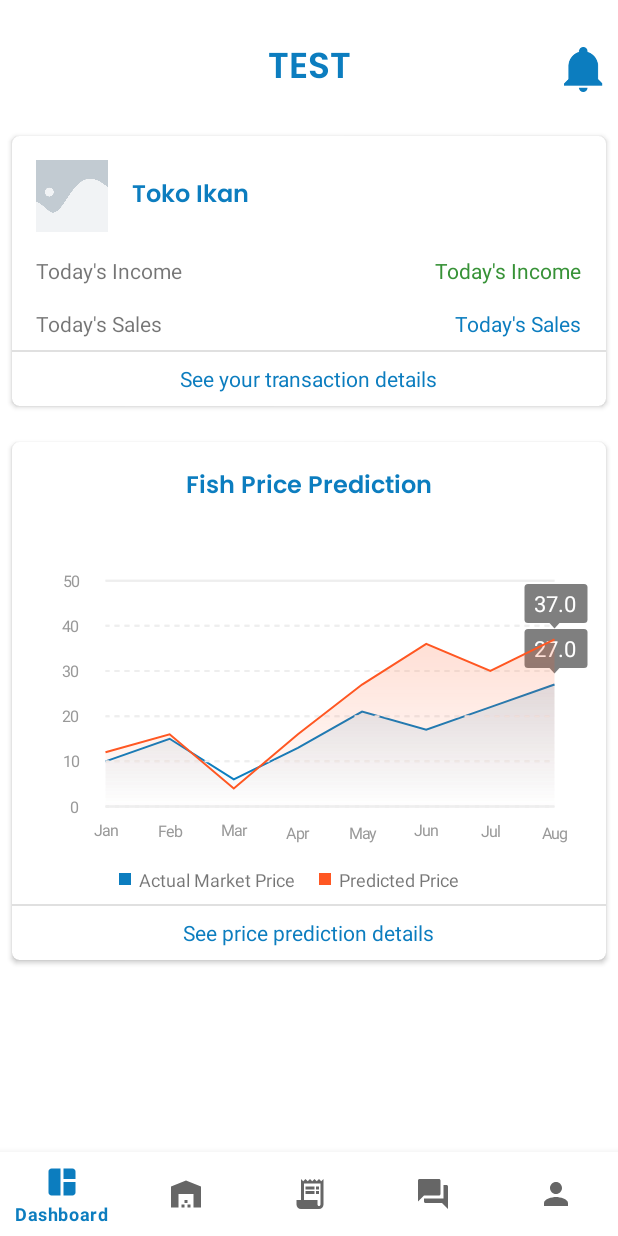
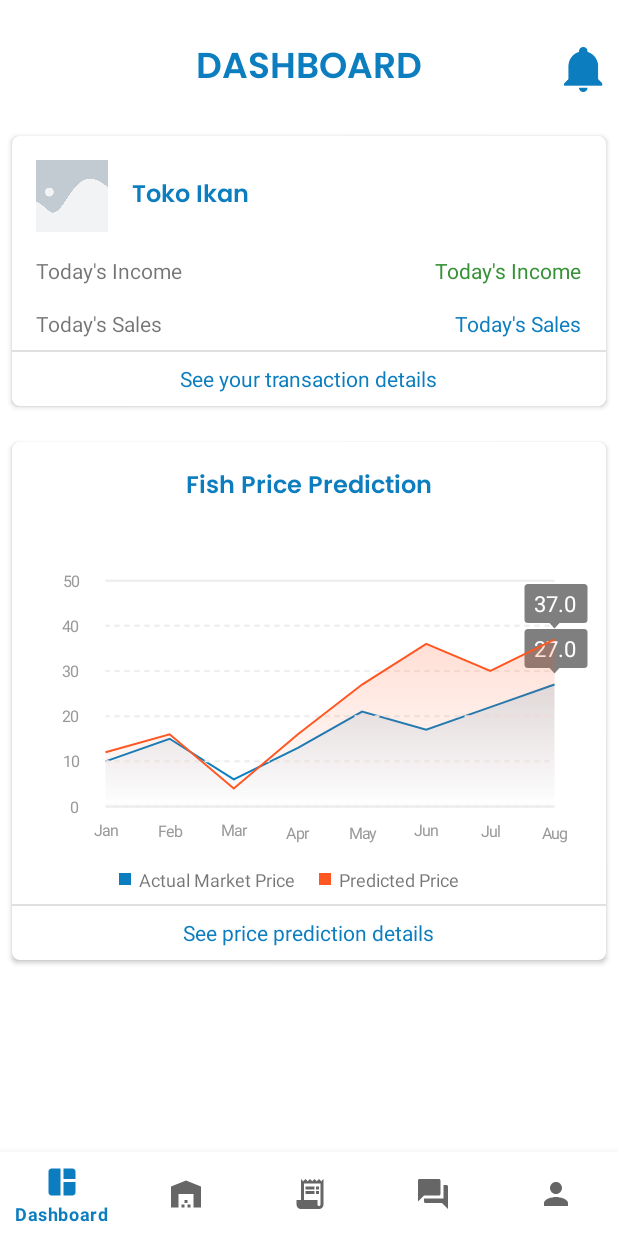
Before and after one commit to C23-OS03-Octofish-Company-Capstone/Mobile-App, an Android app: the screen it shows after launch (DashboardActivity), on a phone screen of 412 x 824 dp. Run offline under Robolectric (Android 15) with nearby library versions, the phone set to English and light mode, and no system bars; our stand-ins replace navigation-ui.

Commit message:
Balikin judul

```diff
--- a/app/src/main/res/layout/fragment_home.xml
+++ b/app/src/main/res/layout/fragment_home.xml
@@ -12,7 +12,7 @@
         android:layout_height="wrap_content"
         android:layout_marginTop="25dp"
         android:fontFamily="@font/poppins_semibold"
-        android:text="test"
+        android:text="@string/dashboard"
         android:textAlignment="center"
         android:textAllCaps="true"
         android:textColor="@color/fishku_blue"
```
